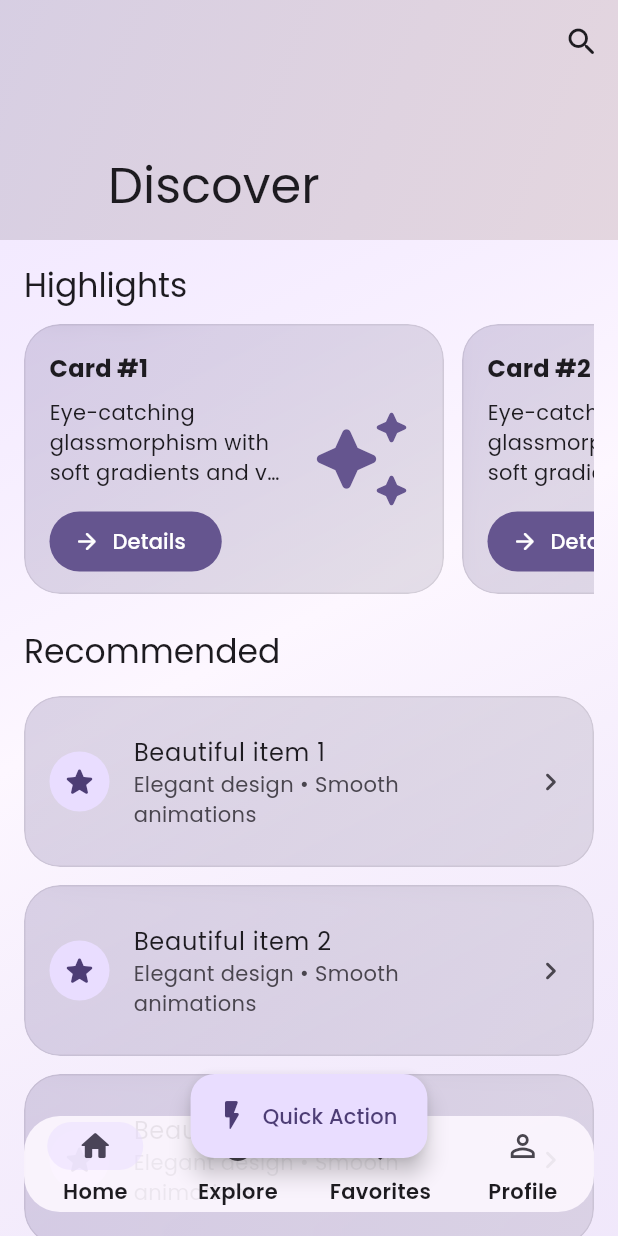
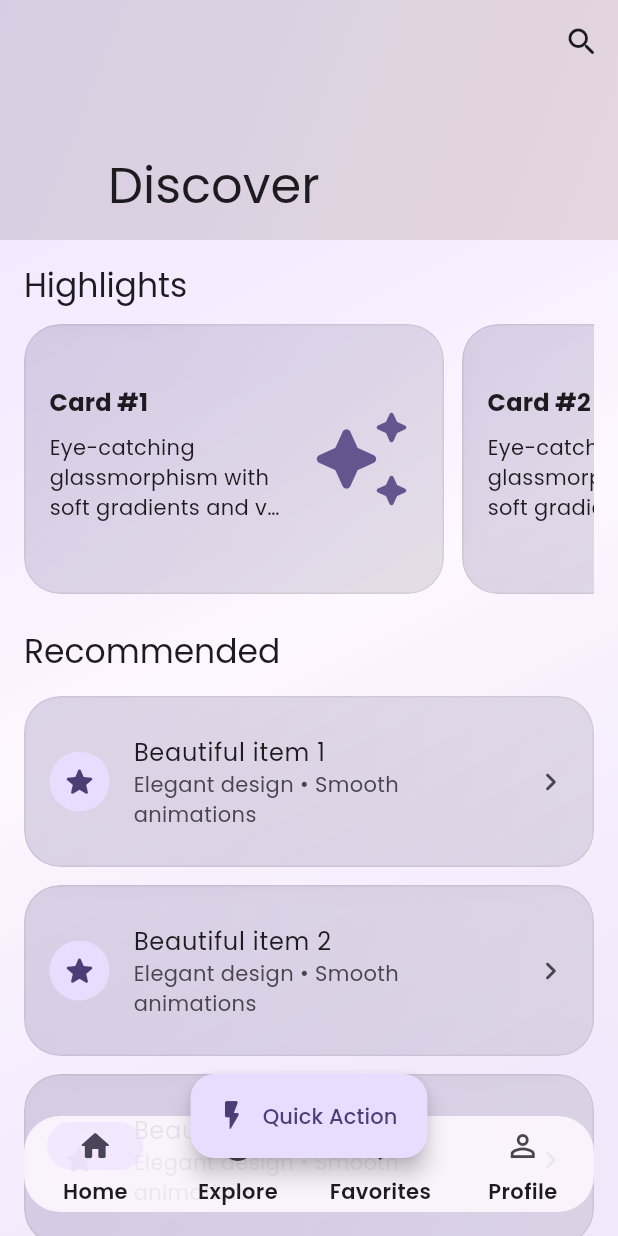
Before and after one commit to NAKULTALSANIYA/CLG_PROJECTS, a Flutter app: the screen it shows after launch, on a phone screen of 412 x 824 dp. Run offline on Flutter 3.47's test engine with Material 3 defaults, Android fonts, the phone set to English and light mode, and no system bars; our stand-ins replace google_fonts.

Commit message:
Refactor screens, update theme, and clean up test files
Co-authored-by: stifanzack <stifanzack@gmail.com>

```diff
--- a/lib/screens/home_screen.dart
+++ b/lib/screens/home_screen.dart
@@ -77,12 +77,7 @@ class HomeScreen extends StatelessWidget {
                                       maxLines: 3,
                                       overflow: TextOverflow.ellipsis,
                                     ),
-                                    const SizedBox(height: 12),
-                                    FilledButton.icon(
-                                      onPressed: () {},
-                                      icon: const Icon(Icons.arrow_forward_rounded),
-                                      label: const Text('Details'),
-                                    ),
+                                    const SizedBox(height: 8),
                                   ],
                                 ),
                               ),
--- a/lib/theme/app_theme.dart
+++ b/lib/theme/app_theme.dart
@@ -25,7 +25,7 @@ class AppTheme {
           color: base.colorScheme.onSurface,
         ),
       ),
-      cardTheme: CardTheme(
+      cardTheme: CardThemeData(
         elevation: 8,
         margin: const EdgeInsets.all(12),
         shape: RoundedRectangleBorder(
@@ -78,7 +78,7 @@ class AppTheme {
           color: base.colorScheme.onSurface,
         ),
       ),
-      cardTheme: CardTheme(
+      cardTheme: CardThemeData(
         elevation: 8,
         margin: const EdgeInsets.all(12),
         shape: RoundedRectangleBorder(
--- a/lib/widgets/glass_card.dart
+++ b/lib/widgets/glass_card.dart
@@ -42,7 +42,10 @@ class GlassCard extends StatelessWidget {
               ),
             ),
             padding: padding,
-            child: child,
+            child: Material(
+              type: MaterialType.transparency,
+              child: child,
+            ),
           ),
         ),
       ),
```
Also changed, not shown: 6 other files.
